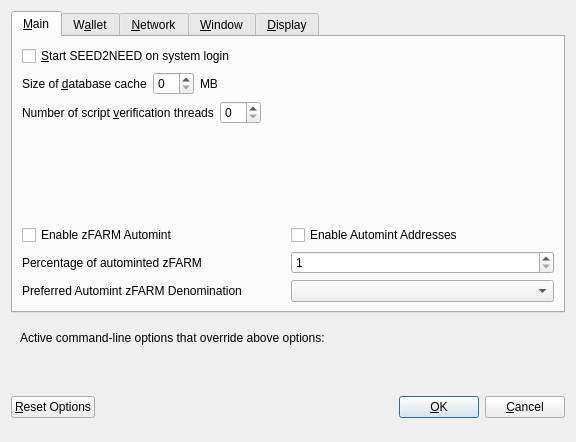
This is src/qt/forms/optionsdialog.ui in pandagrows/seed2need-farm-coin as Qt 5 draws it before an edit. The edited form follows.
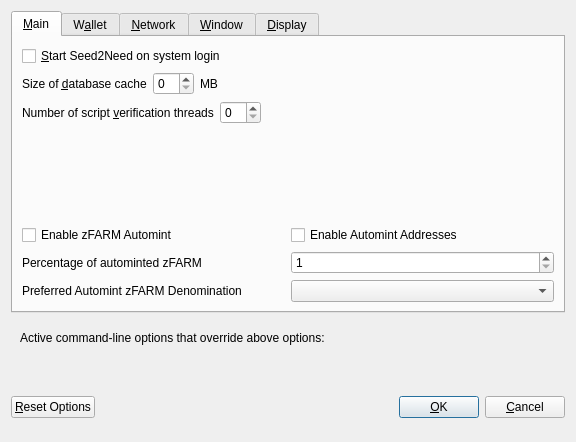
This is the edited form. Custom widgets are drawn as their Qt base class.

Patch:
```diff
--- a/src/qt/forms/optionsdialog.ui
+++ b/src/qt/forms/optionsdialog.ui
@@ -33,7 +33,7 @@
           <string>Automatically start SEED2NEED after logging in to the system.</string>
          </property>
          <property name="text">
-          <string>&amp;Start SEED2NEED on system login</string>
+          <string>&amp;Start Seed2Need on system login</string>
          </property>
         </widget>
        </item>
```
Left out of the diff: 8 changed lines with no effect on the pictures.
